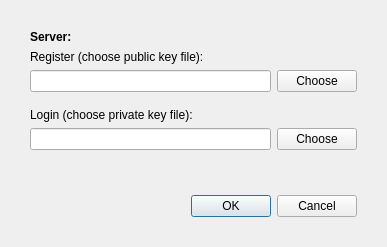
First picture: the form in login.ui, repository aksek/JzDnS, before the edit.
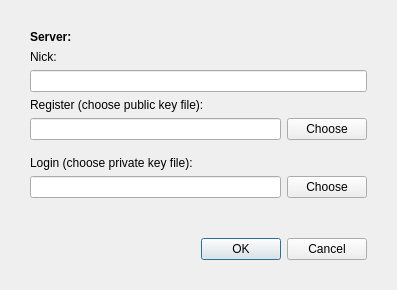
Second picture: the form after the edit.

Commit message: added a lineEdit for specifying nick

What changed in the file:
```diff
--- a/login.ui
+++ b/login.ui
@@ -6,8 +6,8 @@
    <rect>
     <x>0</x>
     <y>0</y>
-    <width>387</width>
-    <height>247</height>
+    <width>397</width>
+    <height>290</height>
    </rect>
   </property>
   <property name="windowTitle">
@@ -39,6 +39,16 @@
      </property>
     </widget>
    </item>
+   <item>
+    <widget class="QLabel" name="labelNick">
+     <property name="text">
+      <string>Nick:</string>
+     </property>
+    </widget>
+   </item>
+   <item>
+    <widget class="QLineEdit" name="lineEditNick"/>
+   </item>
    <item>
     <widget class="QLabel" name="labelRegister">
      <property name="text">
```
The commit also changes 7 other files.
